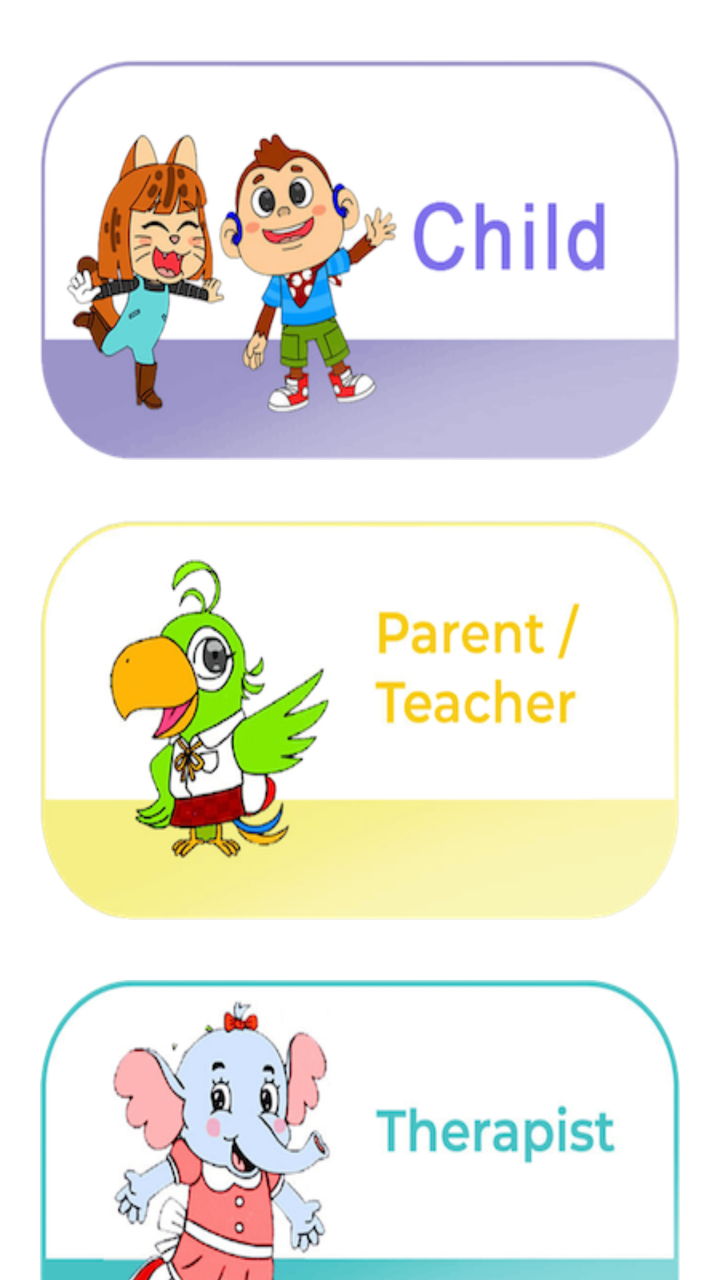
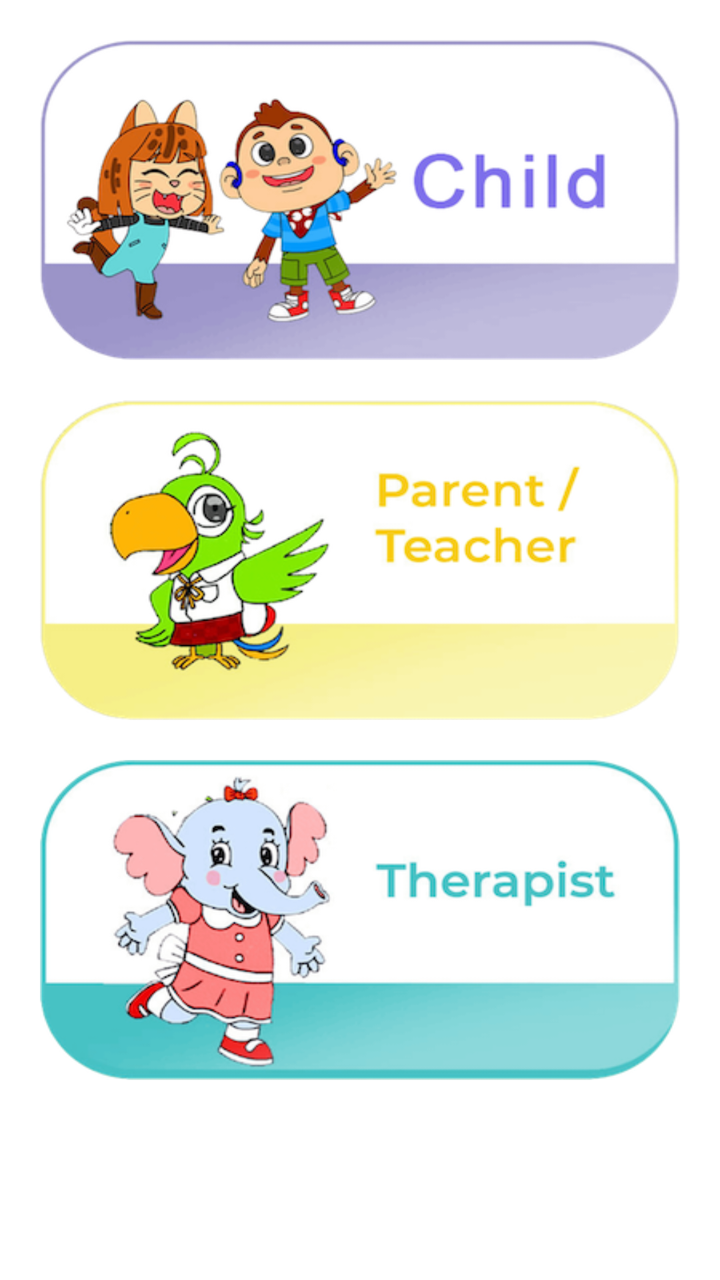

The first picture is an Android layout as it rendered before a commit; the second is the same layout after the commit. The layout source and the unified diff follow.
<!-- AndroidManifest.xml: application theme Theme.IAhead -->
<!-- res/layout/activity_main.xml -->
<?xml version="1.0" encoding="utf-8"?>
<LinearLayout xmlns:android="http://schemas.android.com/apk/res/android"
    xmlns:app="http://schemas.android.com/apk/res-auto"
    xmlns:tools="http://schemas.android.com/tools"
    android:layout_width="match_parent"
    android:layout_height="match_parent"
    tools:context=".MainActivity"
    android:orientation="vertical">

    <ImageView
        android:id="@+id/iv_child"
        android:layout_marginTop="30dp"
        android:layout_marginRight="20dp"
        android:layout_marginLeft="20dp"
        android:background="@drawable/child"
        android:layout_width="match_parent"
        android:layout_height="200dp"/>

    <ImageView
        android:id="@+id/iv_parent"
        android:layout_marginTop="30dp"
        android:layout_marginRight="20dp"
        android:layout_marginLeft="20dp"
        android:background="@drawable/parent"
        android:layout_width="match_parent"
        android:layout_height="200dp"/>

    <ImageView
        android:id="@+id/iv_therapist"
        android:layout_marginTop="30dp"
        android:layout_marginRight="20dp"
        android:layout_marginLeft="20dp"
        android:background="@drawable/therapist"
        android:layout_width="match_parent"
        android:layout_height="200dp"/>

</LinearLayout>
<!-- resources referenced by this layout -->
<resources>
  <!-- drawable child: png bitmap (drawable, 78281 bytes) -->
  <!-- drawable parent: png bitmap (drawable, 68218 bytes) -->
  <!-- drawable therapist: png bitmap (drawable, 79832 bytes) -->
  <style name="Theme.IAhead" parent="Theme.MaterialComponents.DayNight.NoActionBar">
          
          <item name="colorPrimary">@color/purple_500</item>
          <item name="colorPrimaryVariant">@color/purple_700</item>
          <item name="colorOnPrimary">@color/white</item>
          
          <item name="colorSecondary">@color/teal_200</item>
          <item name="colorSecondaryVariant">@color/teal_700</item>
          <item name="colorOnSecondary">@color/black</item>
          
          <item name="android:statusBarColor">?attr/colorPrimaryVariant</item>
          
      </style>
  <color name="purple_500">#FF6200EE</color>
  <color name="purple_700">#FF3700B3</color>
  <color name="white">#FFFFFFFF</color>
  <color name="teal_200">#FF03DAC5</color>
  <color name="teal_700">#FF018786</color>
  <color name="black">#FF000000</color>
</resources>

<!-- the commit's change to res/layout/activity_main.xml (unified diff, before → after) -->
@@ -7,31 +7,42 @@
     tools:context=".MainActivity"
     android:orientation="vertical">
 
+    <ScrollView
+        android:layout_width="match_parent"
+        android:layout_height="match_parent">
+
+        <LinearLayout
+            android:layout_width="match_parent"
+            android:layout_height="match_parent"
+            android:orientation="vertical">
+
     <ImageView
         android:id="@+id/iv_child"
-        android:layout_marginTop="30dp"
+        android:layout_marginTop="20dp"
         android:layout_marginRight="20dp"
         android:layout_marginLeft="20dp"
         android:background="@drawable/child"
         android:layout_width="match_parent"
-        android:layout_height="200dp"/>
+        android:layout_height="160dp"/>
 
     <ImageView
         android:id="@+id/iv_parent"
-        android:layout_marginTop="30dp"
+        android:layout_marginTop="20dp"
         android:layout_marginRight="20dp"
         android:layout_marginLeft="20dp"
         android:background="@drawable/parent"
         android:layout_width="match_parent"
-        android:layout_height="200dp"/>
+        android:layout_height="160dp"/>
 
     <ImageView
         android:id="@+id/iv_therapist"
-        android:layout_marginTop="30dp"
+        android:layout_marginTop="20dp"
         android:layout_marginRight="20dp"
         android:layout_marginLeft="20dp"
         android:background="@drawable/therapist"
         android:layout_width="match_parent"
-        android:layout_height="200dp"/>
+        android:layout_height="160dp"/>
 
+        </LinearLayout>
+    </ScrollView>
 </LinearLayout>
